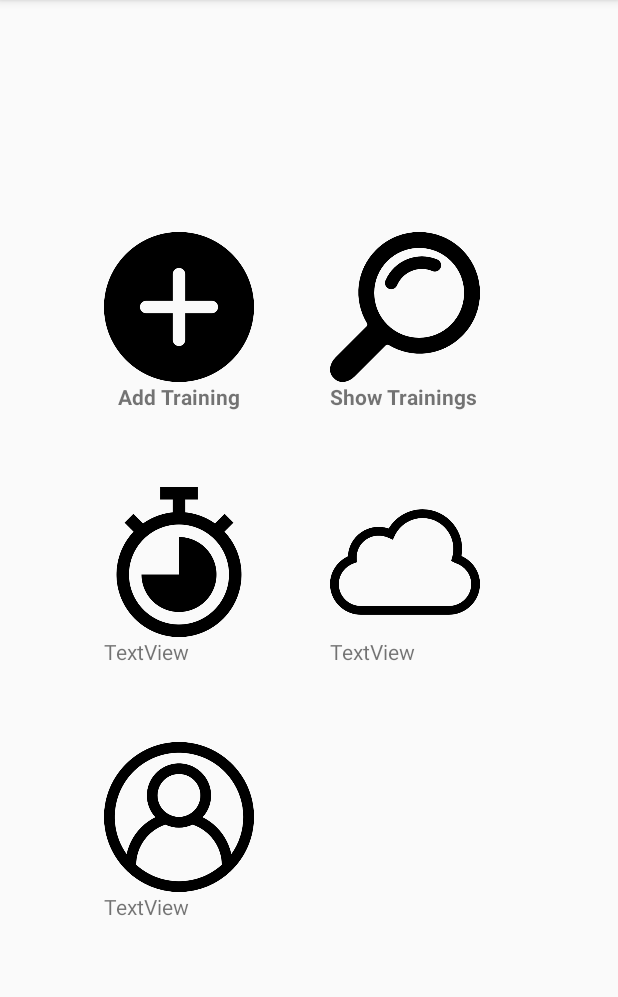
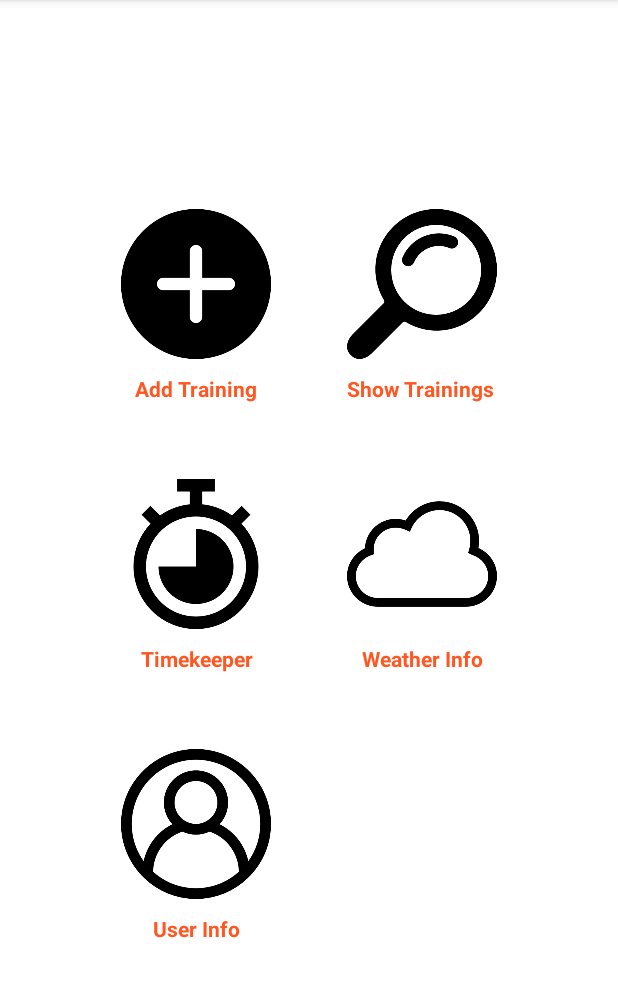
Before and after one commit to doanburak97/FitnessApplication, an Android app: the screen it shows after launch once a user with an empty profile is signed in (MainActivity), on a phone screen of 412 x 824 dp, the part 84-1081 px from its top. Run offline under Robolectric (Android 15) with nearby library versions, the phone set to English and light mode, and no system bars; our stand-ins replace Firebase (no records; nobody signed in at launch, a user with empty details on screens opened directly).

Commit message:
third commit

```diff
--- a/app/src/main/java/com/doanburak/fitnessapplication/LoginActivity.java
+++ b/app/src/main/java/com/doanburak/fitnessapplication/LoginActivity.java
@@ -53,7 +53,6 @@ public class LoginActivity extends AppCompatActivity {
     public void intentToRegister(){
         Intent toRegister = new Intent(LoginActivity.this, RegisterActivity.class);
         startActivity(toRegister);
-        finish();
     }
 
     public void login(View view){
--- a/app/src/main/res/layout/activity_main.xml
+++ b/app/src/main/res/layout/activity_main.xml
@@ -4,6 +4,7 @@
     xmlns:tools="http://schemas.android.com/tools"
     android:layout_width="match_parent"
     android:layout_height="match_parent"
+    android:background="#FFFFFF"
     tools:context=".MainActivity">
 
     <LinearLayout
@@ -12,7 +13,6 @@
         android:orientation="vertical"
         app:layout_constraintBottom_toBottomOf="parent"
         app:layout_constraintEnd_toEndOf="parent"
-        app:layout_constraintHorizontal_bias="0.4"
         app:layout_constraintStart_toStartOf="parent"
         app:layout_constraintTop_toTopOf="parent">
 
@@ -31,14 +31,18 @@
                     android:id="@+id/imageView3"
                     android:layout_width="100sp"
                     android:layout_height="100sp"
+                    android:onClick="addTraining"
                     app:srcCompat="@drawable/plus" />
 
                 <TextView
                     android:id="@+id/textView3"
                     android:layout_width="match_parent"
                     android:layout_height="wrap_content"
+                    android:layout_marginTop="10sp"
                     android:text="Add Training"
                     android:textAlignment="center"
+                    android:textColor="#FF5722"
+                    android:textSize="14sp"
                     android:textStyle="bold" />
             </LinearLayout>
 
@@ -52,13 +56,16 @@
                     android:id="@+id/imageView4"
                     android:layout_width="100sp"
                     android:layout_height="100sp"
+                    android:onClick="showTrainings"
                     app:srcCompat="@drawable/magnifier" />
 
                 <TextView
                     android:id="@+id/textView4"
                     android:layout_width="match_parent"
                     android:layout_height="wrap_content"
+                    android:layout_marginTop="10sp"
                     android:text="Show Trainings"
+                    android:textColor="#FF5722"
                     android:textStyle="bold" />
 
             </LinearLayout>
@@ -80,13 +87,18 @@
                     android:id="@+id/imageView5"
                     android:layout_width="100sp"
                     android:layout_height="100sp"
+                    android:onClick="timekeeper"
                     app:srcCompat="@drawable/timer" />
 
                 <TextView
                     android:id="@+id/textView5"
                     android:layout_width="match_parent"
                     android:layout_height="wrap_content"
-                    android:text="TextView" />
+                    android:layout_marginTop="10sp"
+                    android:text="Timekeeper"
+                    android:textAlignment="center"
+                    android:textColor="#FF5722"
+                    android:textStyle="bold" />
             </LinearLayout>
 
             <LinearLayout
@@ -99,13 +111,18 @@
                     android:id="@+id/imageView6"
                     android:layout_width="100sp"
                     android:layout_height="100sp"
+                    android:onClick="weatherInfo"
                     app:srcCompat="@drawable/cloud" />
 
                 <TextView
                     android:id="@+id/textView6"
                     android:layout_width="match_parent"
                     android:layout_height="wrap_content"
-                    android:text="TextView" />
+                    android:layout_marginTop="10sp"
+                    android:text="Weather Info"
+                    android:textAlignment="center"
+                    android:textColor="#FF5722"
+                    android:textStyle="bold" />
             </LinearLayout>
 
         </LinearLayout>
@@ -125,13 +142,18 @@
                     android:id="@+id/imageView7"
                     android:layout_width="100sp"
                     android:layout_height="100sp"
+                    android:onClick="userInfo"
                     app:srcCompat="@drawable/user" />
 
                 <TextView
                     android:id="@+id/textView7"
                     android:layout_width="match_parent"
                     android:layout_height="wrap_content"
-                    android:text="TextView" />
+                    android:layout_marginTop="10sp"
+                    android:text="User Info"
+                    android:textAlignment="center"
+                    android:textColor="#FF5722"
+                    android:textStyle="bold" />
             </LinearLayout>
         </LinearLayout>
     </LinearLayout>
```
Also changed, not shown: app/src/main/AndroidManifest.xml (+6 -1 lines), app/src/main/java/com/doanburak/fitnessapplication/AddTrainingActivity.java (added, +14 -0 lines), app/src/main/java/com/doanburak/fitnessapplication/MainActivity.java (+35 -0 lines), app/src/main/java/com/doanburak/fitnessapplication/ShowTrainingsActivity.java (added, +14 -0 lines), app/src/main/java/com/doanburak/fitnessapplication/TimekeeperActivity.java (added, +14 -0 lines), app/src/main/java/com/doanburak/fitnessapplication/UserInfoActivity.java (added, +14 -0 lines), app/src/main/java/com/doanburak/fitnessapplication/WeatherInfoActivity.java (added, +14 -0 lines), app/src/main/res/layout/activity_add_training.xml (added, +7 -0 lines), app/src/main/res/layout/activity_show_trainings.xml (added, +9 -0 lines), app/src/main/res/layout/activity_timekeeper.xml (added, +9 -0 lines), app/src/main/res/layout/activity_user_info.xml (added, +9 -0 lines), app/src/main/res/layout/activity_weather_info.xml (added, +9 -0 lines).
